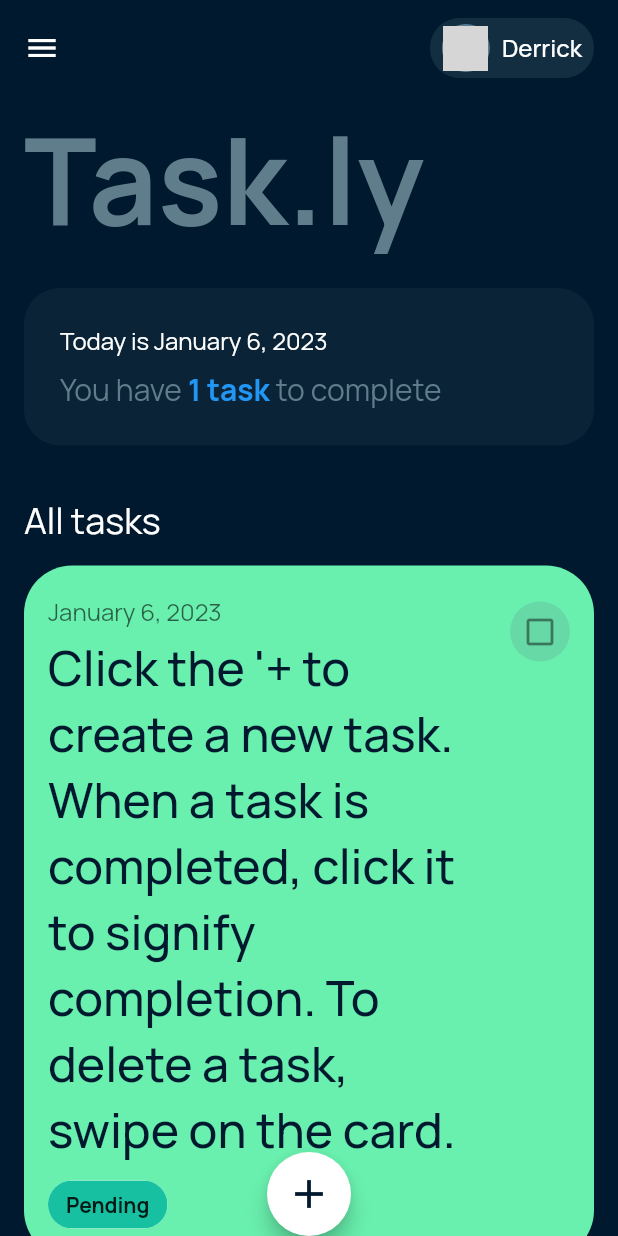
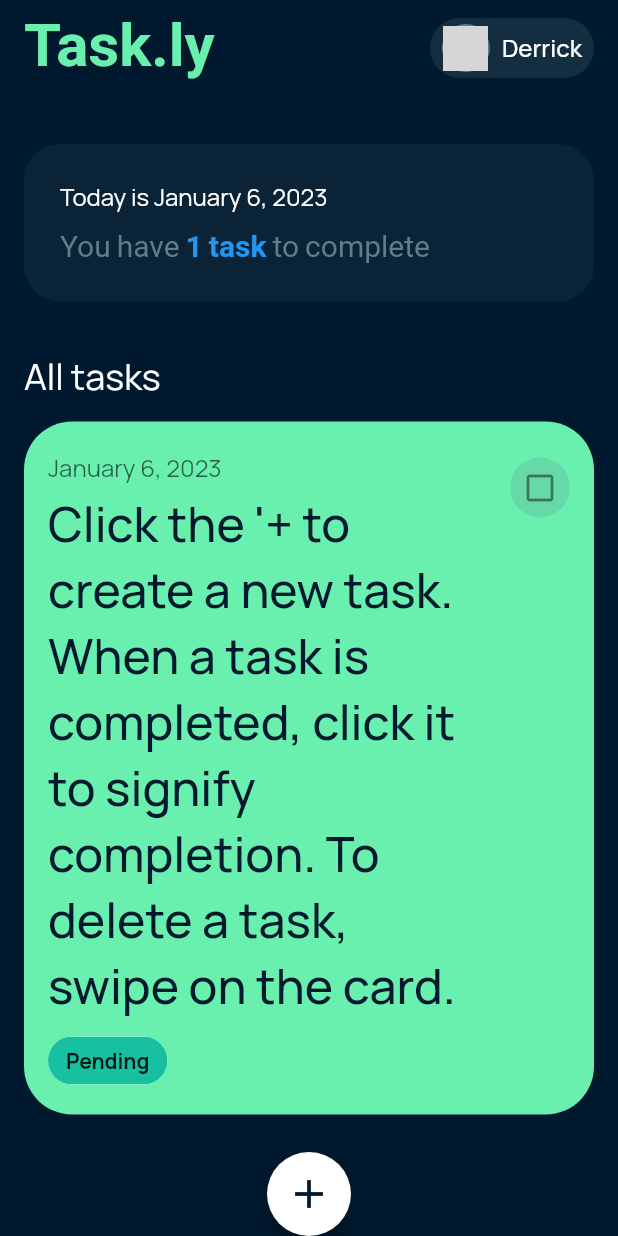
Before and after one commit to uxderrick/new_todo, a Flutter app: the screen it shows after launch, on a phone screen of 412 x 824 dp. Run offline on Flutter 3.47's test engine with Material 2 defaults, Android fonts, the phone set to English and light mode, and no system bars; our stand-ins replace flutter_riverpod, google_fonts; network calls fail; grey boxes are pictures that could not be loaded.

Commit message:
Using riverpod (#12)
* Swapped Row() with text for RichText()

* Changed the appbar title and God saved me o herh

```diff
--- a/lib/home.dart
+++ b/lib/home.dart
@@ -1,4 +1,5 @@
 import 'package:flutter/material.dart';
+import 'package:google_fonts/google_fonts.dart';
 import 'package:new_todo/newnote.dart';
 import 'package:intl/intl.dart';
 import 'list_card.dart';
@@ -22,7 +23,16 @@ class _HomeState extends State<Home> {
           title: Row(
             mainAxisAlignment: MainAxisAlignment.spaceBetween,
             children: [
-              const Icon(Icons.menu),
+              Text(
+                'Task.ly',
+                style: GoogleFonts.eastSeaDokdo(
+                    textStyle: const TextStyle(
+                        color: Colors.greenAccent,
+                        fontSize: 40,
+                        height: 1,
+                        fontWeight: FontWeight.bold)),
+              ),
+              const Spacer(),
               Container(
                 padding: const EdgeInsets.symmetric(horizontal: 8, vertical: 4),
                 decoration: BoxDecoration(
@@ -64,20 +74,13 @@ class _HomeState extends State<Home> {
               crossAxisAlignment: CrossAxisAlignment.start,
               children: [
                 const SizedBox(
-                  height: 24,
-                ),
-                const Text(
-                  'Task.ly',
-                  style: TextStyle(
-                      color: Colors.blueGrey,
-                      fontSize: 80,
-                      height: 1,
-                      fontWeight: FontWeight.bold),
+                  height: 8,
                 ),
                 const SizedBox(
                   height: 24,
                 ),
                 Container(
+                  width: MediaQuery.of(context).size.width,
                   decoration: BoxDecoration(
                       color: Colors.blueGrey.withOpacity(0.1),
                       borderRadius: BorderRadius.circular(24)),
@@ -94,15 +97,15 @@ class _HomeState extends State<Home> {
                       const SizedBox(
                         height: 8,
                       ),
-                      Row(
+                      RichText(
+                        text: TextSpan(
                           children: [
-                          const Text(
-                            'You have',
-                            style:
-                                TextStyle(color: Colors.blueGrey, fontSize: 20),
-                          ),
-                          Text(
-                            widget.stringList.length == 1
+                            const TextSpan(
+                                text: 'You have',
+                                style: TextStyle(
+                                    color: Colors.blueGrey, fontSize: 20)),
+                            TextSpan(
+                              text: widget.stringList.length == 1
                                   ? ' ${widget.stringList.length} task'
                                   : ' ${widget.stringList.length} tasks',
                               style: const TextStyle(
@@ -111,12 +114,12 @@ class _HomeState extends State<Home> {
                                 fontWeight: FontWeight.bold,
                               ),
                             ),
-                          const Text(
-                            ' to complete',
-                            style:
-                                TextStyle(color: Colors.blueGrey, fontSize: 20),
-                          )
+                            const TextSpan(
+                                text: ' to complete',
+                                style: TextStyle(
+                                    color: Colors.blueGrey, fontSize: 20)),
                           ],
+                        ),
                       ),
                     ],
                   ),
@@ -136,6 +139,7 @@ class _HomeState extends State<Home> {
                   height: 16,
                 ),
                 ListView.builder(
+                  reverse: true,
                   shrinkWrap: true,
                   //here is the little change that i made 🙂
                   itemCount: widget.stringList.length,
@@ -169,8 +173,8 @@ class _HomeState extends State<Home> {
         floatingActionButton: FloatingActionButton(
           backgroundColor: Colors.white,
           onPressed: () {
-            Navigator.push(
-                context, MaterialPageRoute(builder: ((context) => NewNote())));
+            Navigator.push(context,
+                MaterialPageRoute(builder: ((context) => const NewNote())));
           },
           child: const Icon(
             Icons.add,
```
Lines whose indentation alone changed are shown as unchanged.
